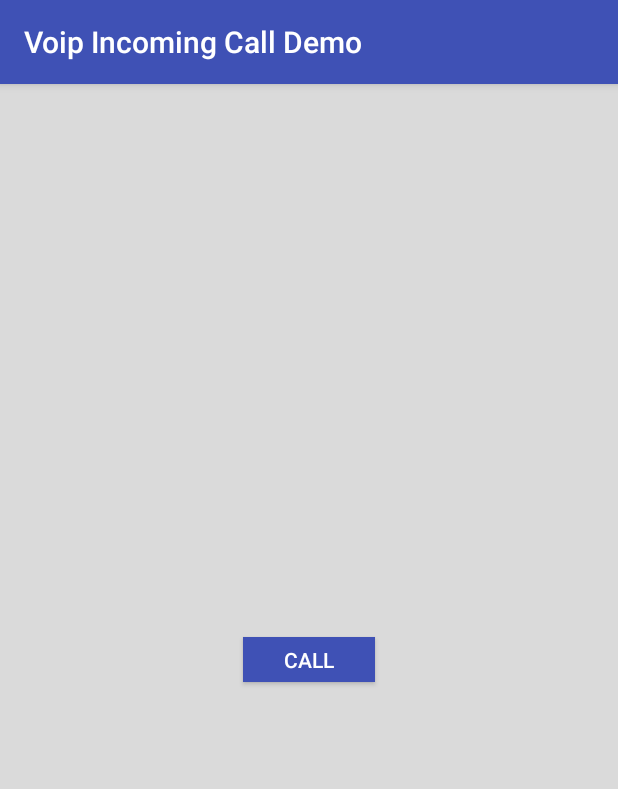
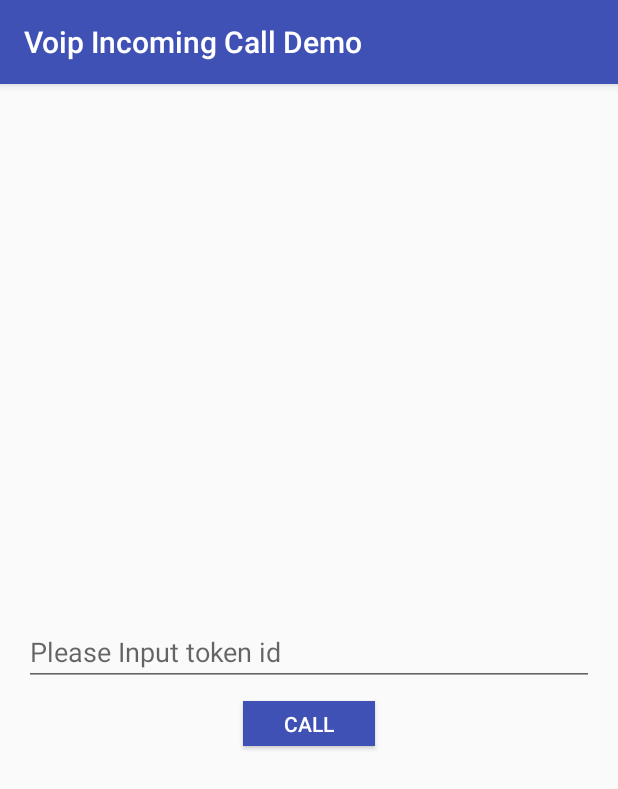
Before and after one commit to NerdFaisal404/Voip-Push-Notification-Custom-Incoming-Demo-Project, an Android app: the screen it shows after launch (MainActivity), after a tap on "CALL", on a phone screen of 412 x 824 dp. Shown: the top 789 px of the screen. Run offline under Robolectric (Android 15) with nearby library versions, the phone set to English and light mode, and no system bars; 1 statement that could not run was skipped.

Commit message:
Input token id option - DOne

```diff
--- a/app/src/main/java/com/github/faisal/firebasecloudfunctions/FCMService.java
+++ b/app/src/main/java/com/github/faisal/firebasecloudfunctions/FCMService.java
@@ -14,15 +14,9 @@ import android.view.WindowManager;
 import com.google.firebase.messaging.FirebaseMessagingService;
 import com.google.firebase.messaging.RemoteMessage;
 
-/**
- * Created by Chizoba on 3/20/2017.
- */
-
 public class FCMService extends FirebaseMessagingService {
     private static final String TAG = "MyFirebaseMsgService";
 
-
-    @SuppressLint("WrongConstant")
     @Override
     public void onMessageReceived(RemoteMessage remoteMessage) {
         // There are two types of messages data messages and notification messages. Data messages are handled
--- a/app/src/main/java/com/github/faisal/firebasecloudfunctions/MainActivity.java
+++ b/app/src/main/java/com/github/faisal/firebasecloudfunctions/MainActivity.java
@@ -5,9 +5,12 @@ import android.os.AsyncTask;
 import android.support.v7.app.AlertDialog;
 import android.support.v7.app.AppCompatActivity;
 import android.os.Bundle;
+import android.text.TextUtils;
 import android.util.Log;
 import android.view.View;
+import android.widget.Button;
 import android.widget.EditText;
+import android.widget.TextView;
 import android.widget.Toast;
 
 import com.google.firebase.iid.FirebaseInstanceId;
@@ -25,38 +28,37 @@ import okhttp3.Request;
 import okhttp3.RequestBody;
 import okhttp3.Response;
 
-public class MainActivity extends AppCompatActivity {
-    EditText title, message;
-    OkHttpClient mClient;
-    JSONArray jsonArray;
+public class MainActivity extends AppCompatActivity implements View.OnClickListener {
+    private OkHttpClient mClient;
+    private TextView tvMyToken;
+    private Button btnCalll;
+    private EditText edtUserToken;
 
     @Override
     protected void onCreate(Bundle savedInstanceState) {
         super.onCreate(savedInstanceState);
         setContentView(R.layout.activity_main);
-
+        tvMyToken = findViewById(R.id.textVIew_myToken);
+        edtUserToken = findViewById(R.id.edt_token);
+        btnCalll = findViewById(R.id.btn_call);
+        btnCalll.setOnClickListener(this);
         String token = FirebaseInstanceId.getInstance().getToken();
-
-        Log.d("token_id", token);
+        if (!TextUtils.isEmpty(token)) {
+            tvMyToken.setTextIsSelectable(true);
+            tvMyToken.setText(token);
+            Log.d("token_id", token);
+        }
 
         mClient = new OkHttpClient();
-
-        String refreshedToken = "f4XxYky3uuY:APA91bGbO2vvnlAudO0K0Dhh96DhJXdLwezODegNBRMGdV1bHvfT1hCFz7ryPBpV5SBX3jLYWGEBrl442nH95JeS4KXYVR5hh_NW6qQmO7KvpGS_cQmbp0Hthi4JMlhIUHN2zt9W_WUqpIvAtADcT-0myUOh_7xVHA";
-
-        jsonArray = new JSONArray();
-        jsonArray.put(refreshedToken);
 
 
     }
 
 
-    public void sendCall(View view) {
-        sendMessage(jsonArray,"Hello","How r u","Http:\\google.com","My Name is Faisal");
-    }
 
 
     @SuppressLint("StaticFieldLeak")
-    public void sendMessage(final JSONArray recipients, final String title, final String body, final String icon, final String message) {
+    public void sendMessage(final JSONArray userTokenID, final String title, final String body, final String icon, final String message) {
 
         new AsyncTask<String, String, String>() {
             @Override
@@ -72,7 +74,7 @@ public class MainActivity extends AppCompatActivity {
                     data.put("message", message);
                     root.put("data", notification);
                     root.put("data", data);
-                    root.put("registration_ids", recipients);
+                    root.put("registration_ids", userTokenID);
 
                     String result = postToFCM(root.toString());
                     Log.d("Main Activity", "Result: " + result);
@@ -114,4 +116,15 @@ public class MainActivity extends AppCompatActivity {
         return response.body().string();
     }
 
+    @Override
+    public void onClick(View view) {
+        String userToken = edtUserToken.getText().toString();
+        String imageUrl = "https://cdn.iconscout.com/icon/premium/png-256-thumb/notification-142-647836.png";
+        if (!TextUtils.isEmpty(userToken)){
+            JSONArray jsonArray = new JSONArray();
+            jsonArray.put(userToken);
+            sendMessage(jsonArray, "Hello", "How r u", imageUrl, "My Name is Faisal");
+        }
+
+    }
 }
--- a/app/src/main/res/layout/activity_main.xml
+++ b/app/src/main/res/layout/activity_main.xml
@@ -5,7 +5,6 @@
     android:id="@+id/activity_main"
     android:layout_width="match_parent"
     android:layout_height="match_parent"
-    android:background="#dadada"
     android:gravity="center"
     android:orientation="vertical"
     android:paddingBottom="@dimen/activity_vertical_margin"
@@ -14,13 +13,26 @@
     android:paddingTop="@dimen/activity_vertical_margin"
     tools:context="com.github.faisal.firebasecloudfunctions.MainActivity">
 
+    <TextView
+        android:id="@+id/textVIew_myToken"
+        android:layout_marginBottom="10dp"
+        android:textIsSelectable="true"
+        android:text=""
+        android:layout_width="wrap_content"
+        android:layout_height="wrap_content" />
+
+    <EditText
+        android:id="@+id/edt_token"
+        android:hint="Please Input token id"
+        android:layout_width="match_parent"
+        android:layout_height="wrap_content" />
+
     <Button
         android:id="@+id/btn_call"
         android:layout_width="wrap_content"
         android:layout_height="30dp"
-        android:layout_margin="4dp"
+        android:layout_marginTop="10dp"
         android:background="@color/colorPrimary"
-        android:onClick="sendCall"
         android:text="Call"
         android:textColor="#FFFFFF" />
 
```
